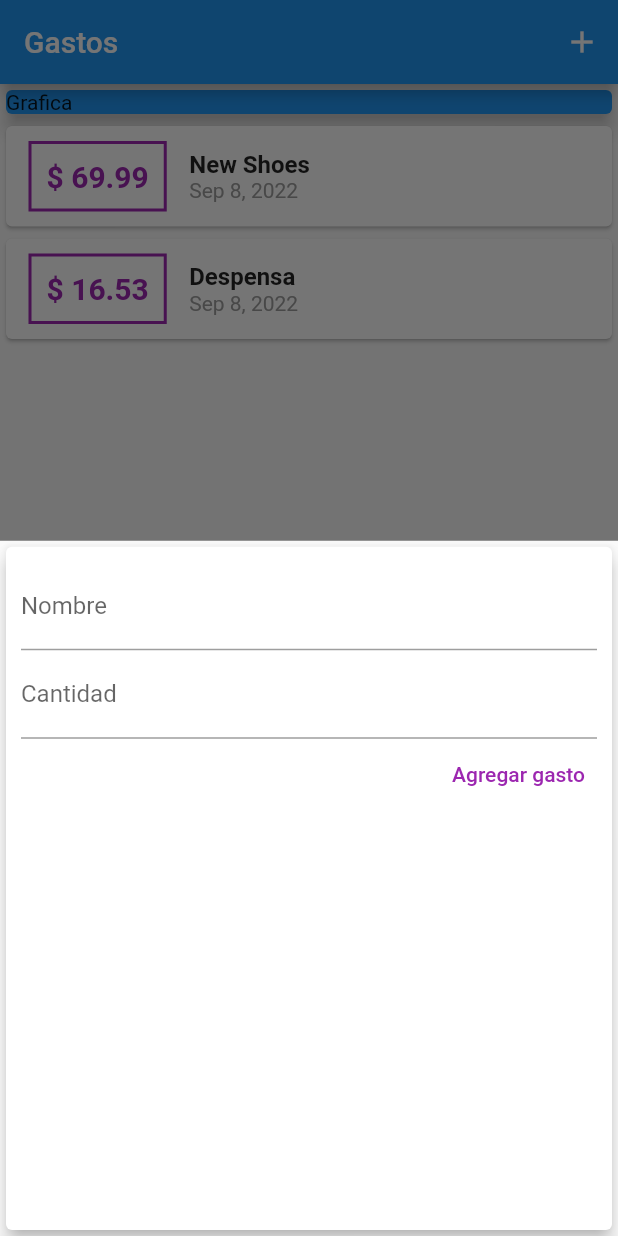
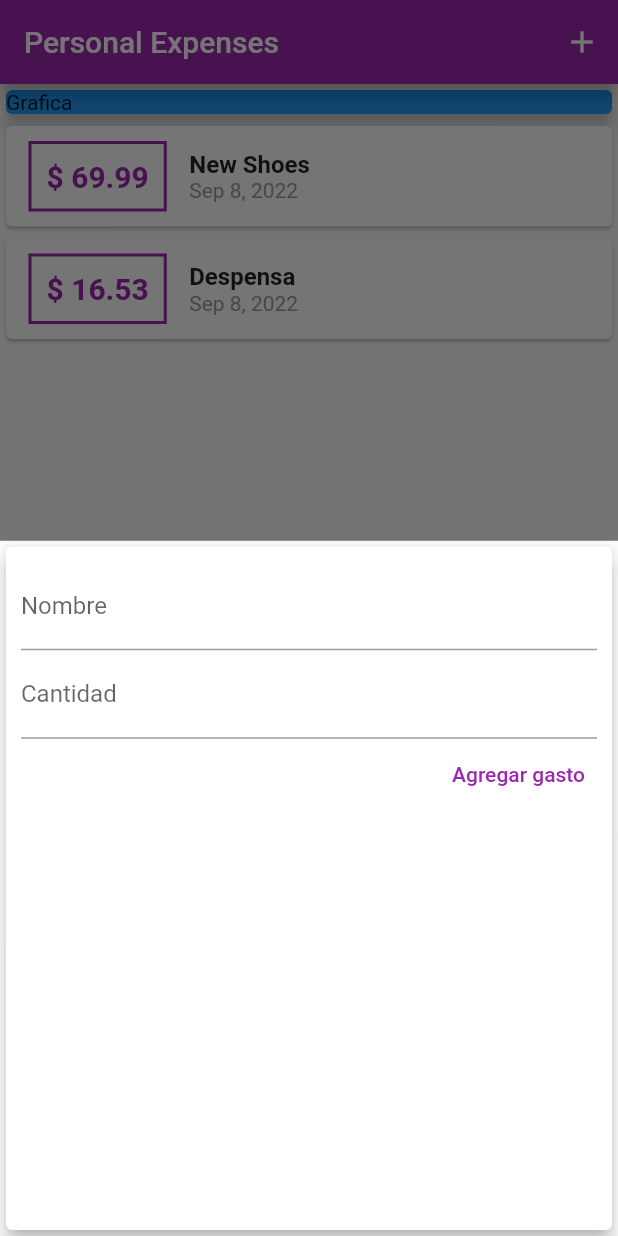
Before and after one commit to jebusdoodles/two_expenses_app, a Flutter app: the screen it shows after launch, after a tap on the "add" icon, on a phone screen of 412 x 824 dp. Run offline on Flutter 3.47's test engine with Material 2 defaults, Android fonts, the phone set to English and light mode, and no system bars.

Commit message:
Some stylising

```diff
--- a/lib/main.dart
+++ b/lib/main.dart
@@ -9,7 +9,11 @@ class MyApp extends StatelessWidget {
   @override
   Widget build(BuildContext context) {
     return MaterialApp(
-      title: 'Flutter App',
+      title: 'Personal Expenses',
+      theme: ThemeData(
+        primarySwatch: Colors.purple,
+        accentColor: Colors.amber,
+      ),
       home: MyHomePage(),
     );
   }
@@ -70,7 +74,7 @@ class _MyHomePageState extends State<MyHomePage> {
   Widget build(BuildContext context) {
     return Scaffold(
       appBar: AppBar(
-        title: Text('Gastos'),
+        title: Text('Personal Expenses'),
         actions: [
           IconButton(icon: Icon(
             Icons.add
--- a/lib/widgets/new_transaction.dart
+++ b/lib/widgets/new_transaction.dart
@@ -1,11 +1,18 @@
 import 'package:flutter/material.dart';
 
-class NewTransaction extends StatelessWidget {
+class NewTransaction extends StatefulWidget {
   final Function addTx;
+
+  NewTransaction(this.addTx);
+
+  @override
+  _NewTransactionState createState() => _NewTransactionState();
+}
+
+class _NewTransactionState extends State<NewTransaction>{
+
   final titleController = TextEditingController();
   final amountController = TextEditingController();
-
-  NewTransaction(this.addTx);
 
   void submitData(){
 
@@ -16,10 +23,12 @@ class NewTransaction extends StatelessWidget {
       return;
     }
 
-    addTx(
+    widget.addTx(
       enteredTitle,
       enteredAmount,
     );
+
+    Navigator.of(context).pop();
 
   }
 
--- a/lib/widgets/transaction_list.dart
+++ b/lib/widgets/transaction_list.dart
@@ -23,7 +23,7 @@ class TransactionList extends StatelessWidget {
                             horizontal: 15),
                           decoration: BoxDecoration(
                             border: Border.all(
-                              color: Colors.purple,
+                              color: Theme.of(context).primaryColor,
                               width: 2,
                             )
                           ),
```
